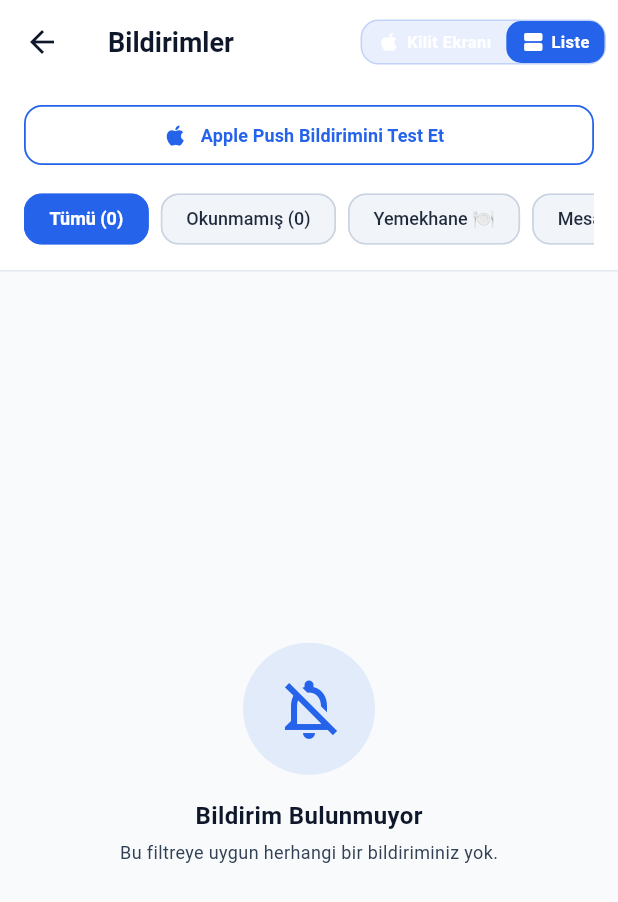
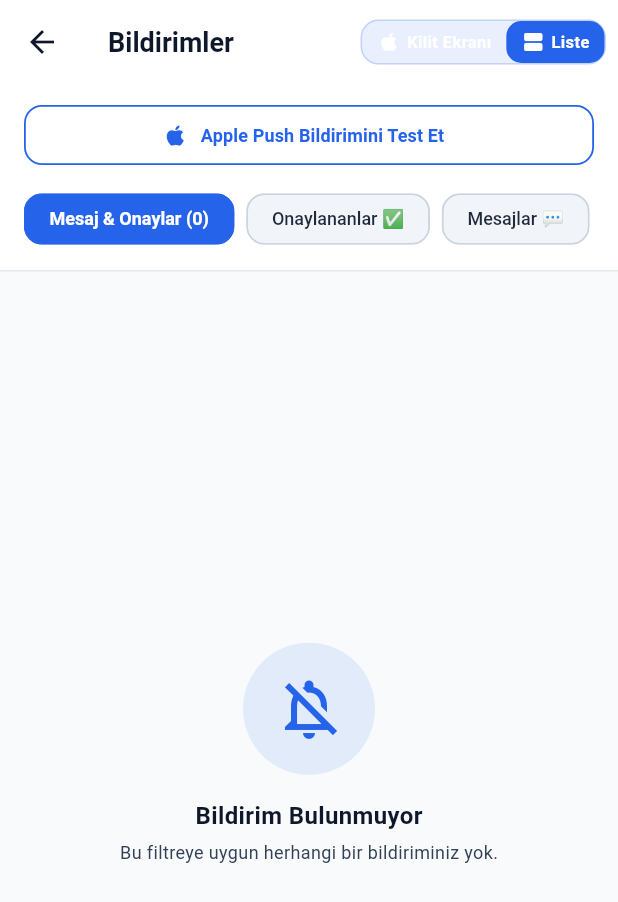
Before and after one commit to huseyincanli20/pdks-flutter, a Flutter app: the NotificationsScreen screen opened directly, after a tap on "Liste", on a phone screen of 412 x 824 dp. Shown: the top 902 px of the screen. Run offline on Flutter 3.47's test engine with Material 3 defaults, Android fonts, the phone set to English and light mode, and no system bars; our stand-ins replace geolocator, local_auth, qr_flutter, shared_preferences; missing offline and left inert: dart:html, dart:js, mobile_scanner; accounts and stored records are empty; network calls fail.

Commit message:
feat(notifications): hide in-app banner and strictly filter notifications to messages and approvals only

```diff
--- a/lib/models/app_notification.dart
+++ b/lib/models/app_notification.dart
@@ -78,6 +78,18 @@ class AppNotification {
       emailBody: emailBody ?? this.emailBody,
     );
   }
+
+  bool get isApproval =>
+      title.toLowerCase().contains('onay') ||
+      message.toLowerCase().contains('onaylandı') ||
+      title.toLowerCase().contains('tebrikler');
+
+  bool get isMessage =>
+      title.contains('💬') ||
+      title.toLowerCase().contains('mesaj') ||
+      message.toLowerCase().contains('mesaj');
+
+  bool get isAllowedForDisplay => isApproval || isMessage;
 
   Map<String, dynamic> toJson() {
     return {
--- a/lib/views/notifications/notifications_screen.dart
+++ b/lib/views/notifications/notifications_screen.dart
@@ -44,16 +44,19 @@ class _NotificationsScreenState extends State<NotificationsScreen> {
     final isDark = Theme.of(context).brightness == Brightness.dark;
 
     final allNotifications = pdks.notifications;
-    List<AppNotification> filtered = allNotifications;
+    // Kullanıcı Kuralı: "sadece mesaj bildirimi ve bir şey onaylandığında bildirim gelsin."
+    final messageAndApprovalNotifications = allNotifications.where((n) => n.isAllowedForDisplay).toList();
+
+    List<AppNotification> filtered = messageAndApprovalNotifications;
 
     if (_selectedFilter == 'unread') {
-      filtered = allNotifications.where((n) => !n.isRead).toList();
-    } else if (_selectedFilter == 'cafeteria') {
-      filtered = allNotifications.where((n) => n.type == NotificationType.cafeteria).toList();
-    } else if (_selectedFilter == 'announcement') {
-      filtered = allNotifications.where((n) => n.type == NotificationType.announcement).toList();
-    } else if (_selectedFilter == 'attendance_leave') {
-      filtered = allNotifications.where((n) => n.type == NotificationType.attendance || n.type == NotificationType.leave).toList();
+      filtered = messageAndApprovalNotifications.where((n) => !n.isRead).toList();
+    } else if (_selectedFilter == 'approvals') {
+      filtered = messageAndApprovalNotifications.where((n) => n.isApproval).toList();
+    } else if (_selectedFilter == 'messages') {
+      filtered = messageAndApprovalNotifications.where((n) => n.isMessage).toList();
+    } else if (_selectedFilter == 'all_history') {
+      filtered = allNotifications;
     }
 
     return Scaffold(
@@ -156,7 +159,7 @@ class _NotificationsScreenState extends State<NotificationsScreen> {
       ),
       body: _isAppleLockScreenMode
           ? _buildAppleLockScreenView(context, filtered, pdks)
-          : _buildStandardListView(context, filtered, allNotifications, pdks, isDark),
+          : _buildStandardListView(context, filtered, allNotifications, messageAndApprovalNotifications, pdks, isDark),
     );
   }
 
@@ -641,6 +644,7 @@ class _NotificationsScreenState extends State<NotificationsScreen> {
     BuildContext context,
     List<AppNotification> filtered,
     List<AppNotification> allNotifications,
+    List<AppNotification> messageAndApprovalNotifications,
     PdksState pdks,
     bool isDark,
   ) {
@@ -675,15 +679,15 @@ class _NotificationsScreenState extends State<NotificationsScreen> {
                 scrollDirection: Axis.horizontal,
                 child: Row(
                   children: [
-                    _buildFilterChip('all', 'Tümü (${allNotifications.length})'),
+                    _buildFilterChip('all', 'Mesaj & Onaylar (${messageAndApprovalNotifications.length})'),
                     const SizedBox(width: 8),
-                    _buildFilterChip('unread', 'Okunmamış (${pdks.unreadNotificationsCount})'),
+                    _buildFilterChip('approvals', 'Onaylananlar ✅'),
                     const SizedBox(width: 8),
-                    _buildFilterChip('cafeteria', 'Yemekhane 🍽️'),
+                    _buildFilterChip('messages', 'Mesajlar 💬'),
                     const SizedBox(width: 8),
-                    _buildFilterChip('attendance_leave', 'Mesai & İzin'),
+                    _buildFilterChip('unread', 'Okunmamış (${messageAndApprovalNotifications.where((n) => !n.isRead).length})'),
                     const SizedBox(width: 8),
-                    _buildFilterChip('announcement', 'Şirket Duyuruları 📢'),
+                    _buildFilterChip('all_history', 'Tüm Geçmiş'),
                   ],
                 ),
               ),
```
Also changed, not shown: lib/core/services/ios_notification_service.dart (+33 -5 lines), lib/state/pdks_state.dart (+36 -80 lines), 1 other file.
